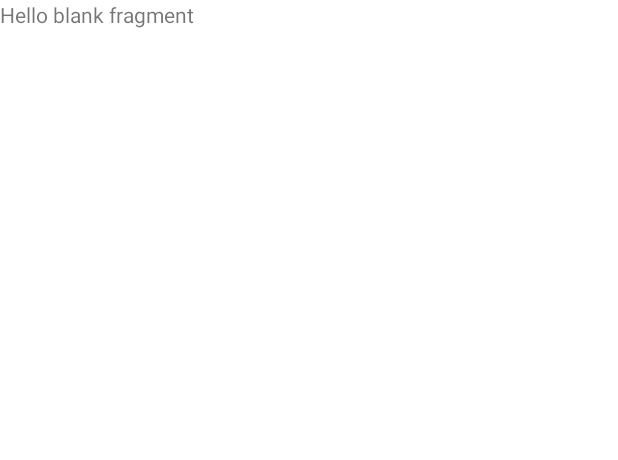
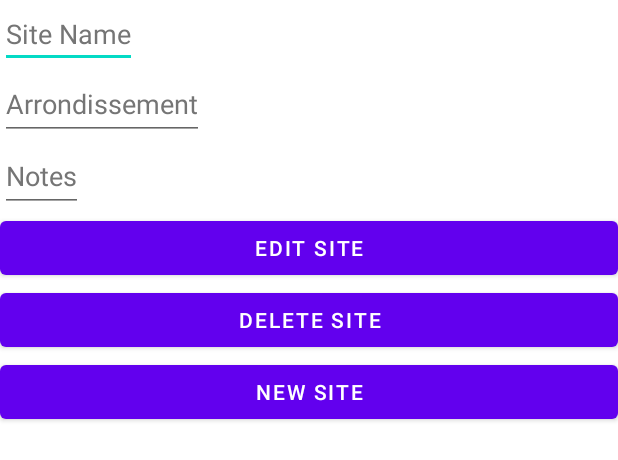
Before and after one commit to topherjn/Lutetia, an Android app: the layout fragment_site_detail.xml on its own in the app's theme, with its tools: preview values and no code run, on a phone screen of 412 x 824 dp. Shown: the top 460 px of the screen. Run offline under Robolectric (Android 15) with nearby library versions, the phone set to English and light mode, and no system bars.

Commit message:
ui files built

```diff
--- a/app/src/main/res/layout/fragment_site_detail.xml
+++ b/app/src/main/res/layout/fragment_site_detail.xml
@@ -1,14 +1,57 @@
 <?xml version="1.0" encoding="utf-8"?>
-<FrameLayout xmlns:android="http://schemas.android.com/apk/res/android"
+<LinearLayout xmlns:android="http://schemas.android.com/apk/res/android"
     xmlns:tools="http://schemas.android.com/tools"
     android:layout_width="match_parent"
     android:layout_height="match_parent"
+    android:orientation="vertical"
     tools:context=".ui.SiteDetailFragment">
 
-    <!-- TODO: Update blank fragment layout -->
-    <TextView
+    <EditText
+        android:id="@+id/site_name_edit_text"
+        android:layout_width="wrap_content"
+        android:layout_height="wrap_content"
+        android:hint="Site Name"
+        android:importantForAutofill="no"
+        android:inputType="text"
+        android:textColorHint="#757575" />
+
+    <EditText
+        android:id="@+id/site_arrondissement_edit_text"
+        android:layout_width="wrap_content"
+        android:layout_height="wrap_content"
+        android:hint="Arrondissement"
+        android:importantForAutofill="no"
+        android:inputType="number"
+        android:minHeight="48dp"
+        android:textColorHint="#757575" />
+
+    <EditText
+        android:id="@+id/site_notes_edit_text"
+        android:layout_width="wrap_content"
+        android:layout_height="wrap_content"
+        android:hint="Notes"
+        android:importantForAutofill="no"
+        android:inputType="text"
+        android:minHeight="48dp"
+        android:textColorHint="#757575" />
+
+    <Button
+        android:id="@+id/edit_site_button"
         android:layout_width="match_parent"
-        android:layout_height="match_parent"
-        android:text="@string/hello_blank_fragment" />
+        android:layout_height="wrap_content"
+        android:text="Edit Site" />
 
-</FrameLayout>
+    <Button
+        android:id="@+id/delete_site_button"
+        android:layout_width="match_parent"
+        android:layout_height="wrap_content"
+        android:text="Delete Site" />
+
+    <Button
+        android:id="@+id/new_site_button"
+        android:layout_width="match_parent"
+        android:layout_height="wrap_content"
+        android:text="New Site" />
+
+
+</LinearLayout>
```
Also changed, not shown: app/src/main/res/layout/activity_main.xml (+11 -11 lines), app/src/main/res/layout/fragment_location.xml (+7 -4 lines), app/src/main/res/layout/fragment_site_list.xml (+3 -4 lines), app/src/main/res/navigation/nav_graph.xml (added, +34 -0 lines).
